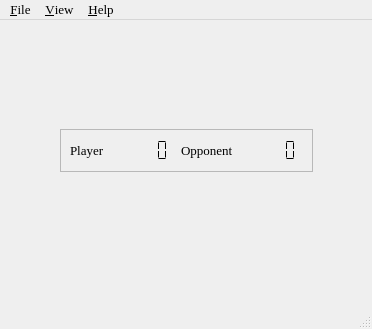
Qt form ui.d/maxit.ui (nurfalie/maxit) before a commit.
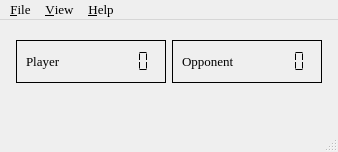
The same form after that commit.

Commit message: User interface changes.

```diff
--- a/ui.d/maxit.ui
+++ b/ui.d/maxit.ui
@@ -5,8 +5,8 @@
    <rect>
     <x>0</x>
     <y>0</y>
-    <width>372</width>
-    <height>329</height>
+    <width>338</width>
+    <height>152</height>
    </rect>
   </property>
   <property name="font" >
@@ -50,29 +50,18 @@
       </item>
       <item>
        <widget class="QFrame" name="frame" >
-        <property name="sizePolicy" >
-         <sizepolicy vsizetype="Fixed" hsizetype="Preferred" >
-          <horstretch>0</horstretch>
-          <verstretch>0</verstretch>
-         </sizepolicy>
+        <property name="minimumSize" >
+         <size>
+          <width>150</width>
+          <height>0</height>
+         </size>
         </property>
         <property name="frameShape" >
-         <enum>QFrame::StyledPanel</enum>
+         <enum>QFrame::Box</enum>
         </property>
-        <property name="frameShadow" >
-         <enum>QFrame::Raised</enum>
-        </property>
-        <layout class="QHBoxLayout" >
-         <item>
           <layout class="QHBoxLayout" >
            <item>
             <widget class="QLabel" name="label" >
-             <property name="sizePolicy" >
-              <sizepolicy vsizetype="Fixed" hsizetype="Preferred" >
-               <horstretch>0</horstretch>
-               <verstretch>0</verstretch>
-              </sizepolicy>
-             </property>
              <property name="text" >
               <string>Player</string>
              </property>
@@ -80,12 +69,6 @@
            </item>
            <item>
             <widget class="QLCDNumber" name="playerscore" >
-             <property name="sizePolicy" >
-              <sizepolicy vsizetype="Fixed" hsizetype="Minimum" >
-               <horstretch>0</horstretch>
-               <verstretch>0</verstretch>
-              </sizepolicy>
-             </property>
              <property name="frameShape" >
               <enum>QFrame::NoFrame</enum>
              </property>
@@ -95,17 +78,22 @@
             </widget>
            </item>
           </layout>
+       </widget>
          </item>
          <item>
+       <widget class="QFrame" name="frame_2" >
+        <property name="minimumSize" >
+         <size>
+          <width>150</width>
+          <height>0</height>
+         </size>
+        </property>
+        <property name="frameShape" >
+         <enum>QFrame::Box</enum>
+        </property>
           <layout class="QHBoxLayout" >
            <item>
             <widget class="QLabel" name="label_2" >
-             <property name="sizePolicy" >
-              <sizepolicy vsizetype="Fixed" hsizetype="Preferred" >
-               <horstretch>0</horstretch>
-               <verstretch>0</verstretch>
-              </sizepolicy>
-             </property>
              <property name="text" >
               <string>Opponent</string>
              </property>
@@ -113,12 +101,6 @@
            </item>
            <item>
             <widget class="QLCDNumber" name="opponentscore" >
-             <property name="sizePolicy" >
-              <sizepolicy vsizetype="Fixed" hsizetype="Minimum" >
-               <horstretch>0</horstretch>
-               <verstretch>0</verstretch>
-              </sizepolicy>
-             </property>
              <property name="frameShape" >
               <enum>QFrame::NoFrame</enum>
              </property>
@@ -126,8 +108,6 @@
               <enum>QLCDNumber::Flat</enum>
              </property>
             </widget>
-           </item>
-          </layout>
          </item>
         </layout>
        </widget>
@@ -171,10 +151,7 @@
          </font>
         </property>
         <property name="frameShape" >
-         <enum>QFrame::StyledPanel</enum>
-        </property>
-        <property name="frameShadow" >
-         <enum>QFrame::Raised</enum>
+         <enum>QFrame::Box</enum>
         </property>
        </widget>
       </item>
@@ -213,7 +190,7 @@
     <rect>
      <x>0</x>
      <y>0</y>
-     <width>372</width>
+     <width>338</width>
      <height>28</height>
     </rect>
    </property>
```
Lines whose indentation alone changed are shown as unchanged. The commit also changes 2 other files.
